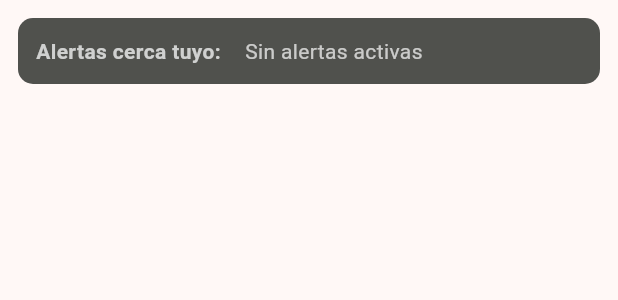
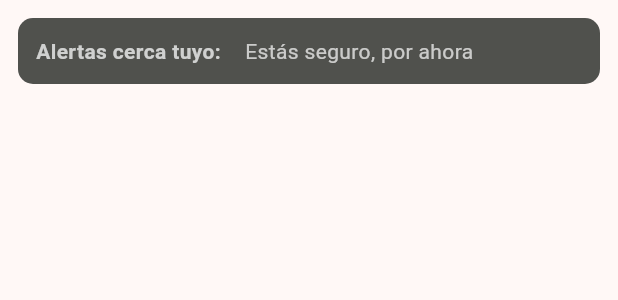
Before and after one commit to LucianoMartin/desastres-naturales, a Flutter app: the BannerAlertas widget shown alone on an empty page, opened directly with empty values, on a phone screen of 412 x 824 dp. Shown: the top 300 px of the screen. Run offline on Flutter 3.47's test engine with Material 3 defaults, Android fonts, the phone set to English and light mode, and no system bars; our stand-ins replace cloud_firestore, firebase_auth, firebase_core, firebase_messaging, flutter_local_notifications, flutter_map and 4 more; accounts and stored records are empty; statements that could not run were skipped.

Commit message:
Banner de alertas vacío mejorado
Un cambio muy pequeño pero importante.

```diff
--- a/lib/widgets/banner_alertas.dart
+++ b/lib/widgets/banner_alertas.dart
@@ -162,7 +162,7 @@ class _BannerAlertasState extends State<BannerAlertas>
                     ? const Align(
                         alignment: Alignment.centerLeft,
                         child: Text(
-                          'Sin alertas activas',
+                          'Estás seguro, por ahora',
                           style: TextStyle(
                             color: Colors.white70,
                             fontSize: 14,
```
